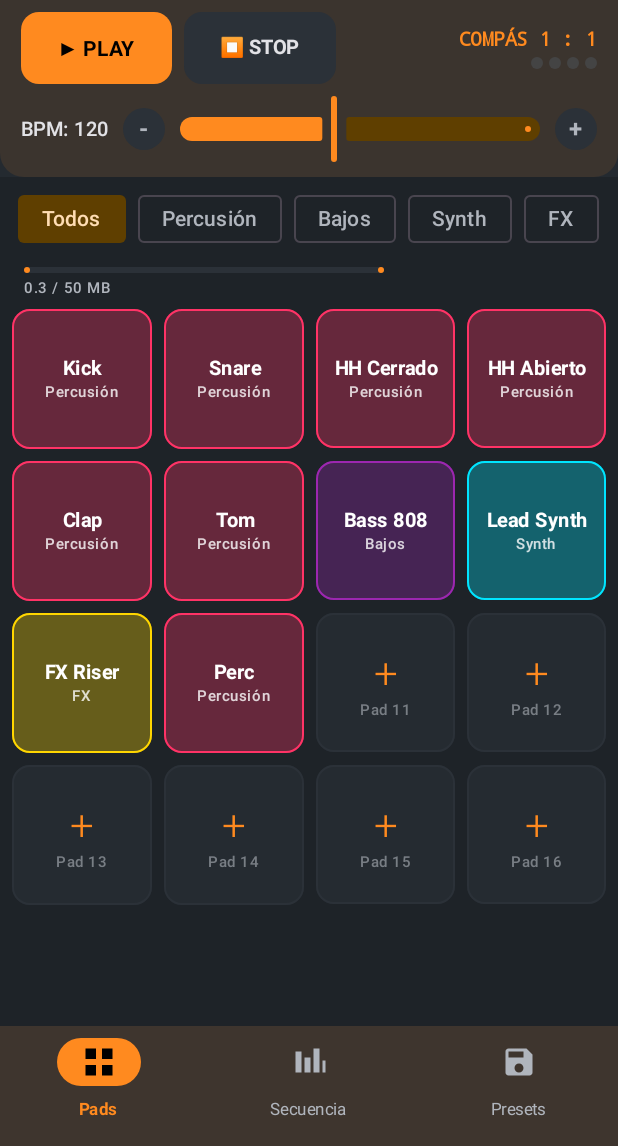
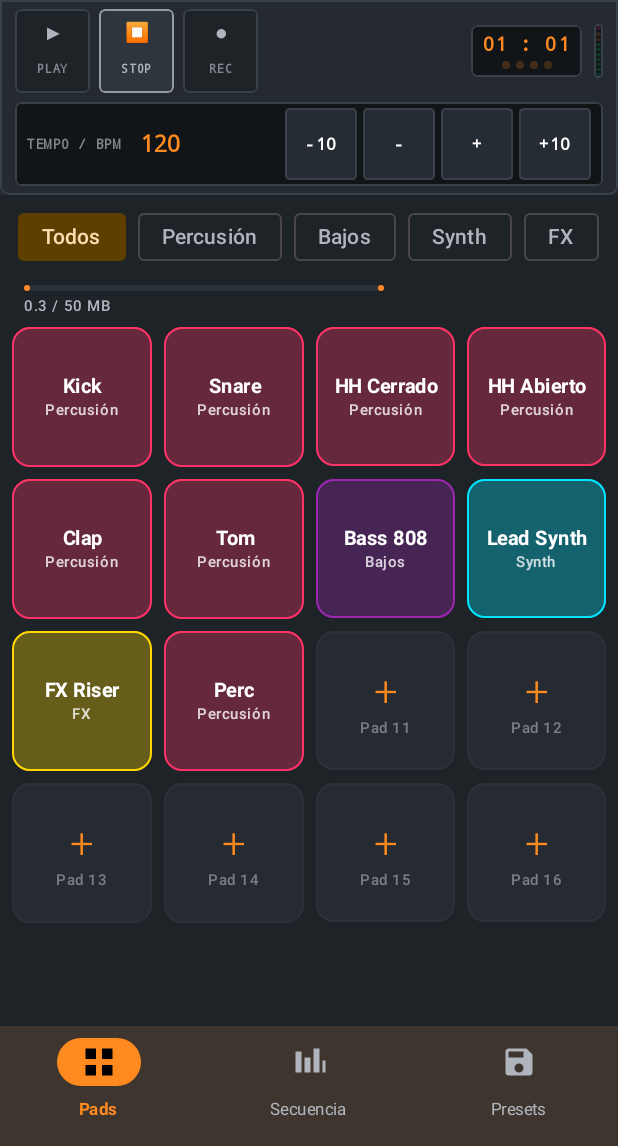
Before and after one commit to Wallecabj12/seminario2026, an Android app built with Jetpack Compose: the screen it shows after launch (MainActivity), on a phone screen of 412 x 824 dp, the part 90-1236 px from its top. Run offline under Robolectric (Android 15) with nearby library versions, the phone set to English and light mode, and no system bars; our stand-ins replace Room's generated code.

Commit message:
feat(ui): barra de transporte estilo DAW con display LCD, controles Play/Stop/Rec y LevelMeter

```diff
--- a/app/src/main/java/com/geovanivargas/planetamusica/ui/sequencer/TransportBar.kt
+++ b/app/src/main/java/com/geovanivargas/planetamusica/ui/sequencer/TransportBar.kt
@@ -1,6 +1,9 @@
 package com.geovanivargas.planetamusica.ui.sequencer
 
 import androidx.compose.foundation.background
+import androidx.compose.foundation.border
+import androidx.compose.foundation.clickable
+import androidx.compose.foundation.interaction.MutableInteractionSource
 import androidx.compose.foundation.layout.Arrangement
 import androidx.compose.foundation.layout.Box
 import androidx.compose.foundation.layout.Column
@@ -10,18 +13,18 @@ import androidx.compose.foundation.layout.fillMaxWidth
 import androidx.compose.foundation.layout.height
 import androidx.compose.foundation.layout.padding
 import androidx.compose.foundation.layout.size
+import androidx.compose.foundation.layout.sizeIn
 import androidx.compose.foundation.layout.width
 import androidx.compose.foundation.shape.CircleShape
 import androidx.compose.foundation.shape.RoundedCornerShape
-import androidx.compose.material3.Button
-import androidx.compose.material3.ButtonDefaults
-import androidx.compose.material3.FilledIconButton
-import androidx.compose.material3.IconButtonDefaults
 import androidx.compose.material3.MaterialTheme
-import androidx.compose.material3.Slider
-import androidx.compose.material3.Surface
 import androidx.compose.material3.Text
+import androidx.compose.material3.ripple
 import androidx.compose.runtime.Composable
+import androidx.compose.runtime.getValue
+import androidx.compose.runtime.mutableStateOf
+import androidx.compose.runtime.remember
+import androidx.compose.runtime.setValue
 import androidx.compose.ui.Alignment
 import androidx.compose.ui.Modifier
 import androidx.compose.ui.draw.clip
@@ -30,8 +33,19 @@ import androidx.compose.ui.text.font.FontFamily
 import androidx.compose.ui.text.font.FontWeight
 import androidx.compose.ui.unit.dp
 import androidx.compose.ui.unit.sp
-import com.geovanivargas.planetamusica.ui.theme.Primary
+import com.geovanivargas.planetamusica.ui.components.LevelMeter
+import com.geovanivargas.planetamusica.ui.theme.DawAccentOrange
+import com.geovanivargas.planetamusica.ui.theme.DawLcdBackground
+import com.geovanivargas.planetamusica.ui.theme.DawLcdText
+import com.geovanivargas.planetamusica.ui.theme.DawLedGreen
+import com.geovanivargas.planetamusica.ui.theme.DawLedRed
+import com.geovanivargas.planetamusica.ui.theme.DawPanelBackground
+import com.geovanivargas.planetamusica.ui.theme.DawPanelBorder
 
+/**
+ * Barra de transporte inspirada en estaciones de trabajo de audio (DAW) de escritorio.
+ * Incluye controles Play, Stop y Rec (decorativo), display LCD para BPM y contador de compás.
+ */
 @Composable
 fun TransportBar(
     isPlaying: Boolean,
@@ -42,80 +56,96 @@ fun TransportBar(
     onBpmChange: (Int) -> Unit,
     modifier: Modifier = Modifier,
 ) {
-    Surface(
-        modifier = modifier.fillMaxWidth(),
-        color = MaterialTheme.colorScheme.surface,
-        tonalElevation = 6.dp,
-        shape = RoundedCornerShape(bottomStart = 16.dp, bottomEnd = 16.dp),
-    ) {
+    var isRecActive by remember { mutableStateOf(false) }
+
+    val barShape = RoundedCornerShape(bottomStart = 6.dp, bottomEnd = 6.dp)
+
     Column(
-            modifier = Modifier
+        modifier = modifier
             .fillMaxWidth()
-                .padding(horizontal = 14.dp, vertical = 8.dp),
+            .clip(barShape)
+            .background(DawPanelBackground)
+            .border(1.dp, DawPanelBorder, barShape)
+            .padding(horizontal = 10.dp, vertical = 6.dp),
     ) {
         Row(
             modifier = Modifier.fillMaxWidth(),
             verticalAlignment = Alignment.CenterVertically,
             horizontalArrangement = Arrangement.SpaceBetween,
         ) {
-                // Botones grandes Play / Stop
-                Row(verticalAlignment = Alignment.CenterVertically) {
-                    Button(
+            // Controles de transporte: Play, Stop, Rec
+            Row(
+                verticalAlignment = Alignment.CenterVertically,
+                horizontalArrangement = Arrangement.spacedBy(6.dp),
+            ) {
+                // Botón PLAY
+                TransportButton(
+                    active = isPlaying,
+                    activeColor = DawLedGreen,
+                    label = "▶",
+                    subtext = "PLAY",
                     onClick = onPlayToggle,
-                        colors = ButtonDefaults.buttonColors(
-                            containerColor = if (isPlaying) Color(0xFF00E676) else Primary,
-                            contentColor = Color.Black,
-                        ),
-                        shape = RoundedCornerShape(12.dp),
-                        modifier = Modifier.height(48.dp),
-                    ) {
-                        Text(
-                            text = if (isPlaying) "⏸ PAUSA" else "▶ PLAY",
-                            fontWeight = FontWeight.Bold,
-                            fontSize = 14.sp,
+                )
+
+                // Botón STOP
+                TransportButton(
+                    active = !isPlaying,
+                    activeColor = MaterialTheme.colorScheme.onSurfaceVariant,
+                    label = "⏹",
+                    subtext = "STOP",
+                    onClick = onStop,
+                )
+
+                // Botón REC decorativo
+                TransportButton(
+                    active = isRecActive,
+                    activeColor = DawLedRed,
+                    label = "●",
+                    subtext = "REC",
+                    onClick = { isRecActive = !isRecActive },
                 )
             }
 
-                    Spacer(Modifier.width(8.dp))
+            // Display LCD: Compás y Beats
+            val barNumber = (currentStep / 4) + 1
+            val beatNumber = (currentStep % 4) + 1
 
-                    Button(
-                        onClick = onStop,
-                        colors = ButtonDefaults.buttonColors(
-                            containerColor = MaterialTheme.colorScheme.surfaceVariant,
-                            contentColor = MaterialTheme.colorScheme.onSurface,
-                        ),
-                        shape = RoundedCornerShape(12.dp),
-                        modifier = Modifier.height(48.dp),
+            Row(
+                verticalAlignment = Alignment.CenterVertically,
+                horizontalArrangement = Arrangement.spacedBy(8.dp),
             ) {
-                        Text("⏹ STOP", fontWeight = FontWeight.Bold, fontSize = 13.sp)
-                    }
-                }
-
-                // Indicador de Compás / Beat
-                Column(horizontalAlignment = Alignment.End) {
-                    val bar = (currentStep / 4) + 1
-                    val beat = (currentStep % 4) + 1
+                // LCD Compás
+                Box(
+                    modifier = Modifier
+                        .clip(RoundedCornerShape(4.dp))
+                        .background(DawLcdBackground)
+                        .border(1.dp, DawPanelBorder, RoundedCornerShape(4.dp))
+                        .padding(horizontal = 8.dp, vertical = 5.dp),
+                    contentAlignment = Alignment.Center,
+                ) {
+                    Column(horizontalAlignment = Alignment.CenterHorizontally) {
                         Text(
-                        text = "COMPÁS $bar : $beat",
+                            text = "%02d : %02d".format(barNumber, beatNumber),
                             style = MaterialTheme.typography.labelMedium.copy(
                                 fontFamily = FontFamily.Monospace,
                                 fontWeight = FontWeight.Bold,
-                            color = Primary,
+                                color = DawLcdText,
                                 fontSize = 13.sp,
+                                letterSpacing = 1.sp,
                             ),
                         )
-                    Spacer(Modifier.height(4.dp))
+                        Spacer(Modifier.height(3.dp))
                         // 4 LEDs de beat
                         Row(horizontalArrangement = Arrangement.spacedBy(4.dp)) {
                             for (i in 0 until 4) {
-                            val isCurrentBeat = (currentStep / 4) == 0 && (currentStep % 4) == i ||
-                                (currentStep >= 4 && (currentStep % 4) == i)
+                                val isCurrent = (currentStep % 4) == i
                                 Box(
                                     modifier = Modifier
-                                    .size(8.dp)
+                                        .size(5.dp)
                                         .clip(CircleShape)
                                         .background(
-                                        if (isPlaying && isCurrentBeat) Primary else Color.DarkGray,
+                                            if (isPlaying && isCurrent) DawAccentOrange
+                                            else DawAccentOrange.copy(alpha = 0.2f),
                                         ),
                                 )
                             }
@@ -123,52 +153,157 @@ fun TransportBar(
                     }
                 }
 
+                // Level meter decorativo master
+                LevelMeter(
+                    level = if (isPlaying) 0.65f + ((currentStep % 4) * 0.08f) else 0f,
+                    height = 36.dp,
+                    width = 6.dp,
+                )
+            }
+        }
+
         Spacer(Modifier.height(6.dp))
 
-            // Control de BPM: botones +/- y Slider (60 a 200)
+        // Display LCD del BPM con botones de ajuste fino (+/-)
         Row(
-                modifier = Modifier.fillMaxWidth(),
+            modifier = Modifier
+                .fillMaxWidth()
+                .clip(RoundedCornerShape(4.dp))
+                .background(DawLcdBackground)
+                .border(1.dp, DawPanelBorder, RoundedCornerShape(4.dp))
+                .padding(horizontal = 8.dp, vertical = 4.dp),
             verticalAlignment = Alignment.CenterVertically,
+            horizontalArrangement = Arrangement.SpaceBetween,
         ) {
+            Row(verticalAlignment = Alignment.CenterVertically) {
                 Text(
-                    text = "BPM: $bpm",
+                    text = "TEMPO / BPM",
+                    style = MaterialTheme.typography.labelSmall.copy(
+                        fontFamily = FontFamily.Monospace,
+                        fontWeight = FontWeight.Bold,
+                        color = MaterialTheme.colorScheme.onSurfaceVariant.copy(alpha = 0.7f),
+                        fontSize = 9.sp,
+                    ),
+                )
+                Spacer(Modifier.width(12.dp))
+                Text(
+                    text = "%03d".format(bpm),
                     style = MaterialTheme.typography.labelMedium.copy(
-                        fontWeight = FontWeight.SemiBold,
-                        color = MaterialTheme.colorScheme.onSurface,
-                        fontSize = 13.sp,
+                        fontFamily = FontFamily.Monospace,
+                        fontWeight = FontWeight.Bold,
+                        color = DawLcdText,
+                        fontSize = 15.sp,
                     ),
-                    modifier = Modifier.width(68.dp),
                 )
-
-                FilledIconButton(
-                    onClick = { if (bpm > 60) onBpmChange(bpm - 1) },
-                    modifier = Modifier.size(28.dp),
-                    colors = IconButtonDefaults.filledIconButtonColors(
-                        containerColor = MaterialTheme.colorScheme.surfaceVariant,
-                    ),
-                ) {
-                    Text("-", fontWeight = FontWeight.Bold, fontSize = 16.sp)
             }
 
-                Slider(
-                    value = bpm.toFloat(),
-                    onValueChange = { onBpmChange(it.toInt()) },
-                    valueRange = 60f..200f,
-                    modifier = Modifier
-                        .weight(1f)
-                        .padding(horizontal = 8.dp),
+            // Botones +/- con objetivo táctil >= 48dp
+            Row(
+                verticalAlignment = Alignment.CenterVertically,
+                horizontalArrangement = Arrangement.spacedBy(4.dp),
+            ) {
+                DawStepButton(
+                    text = "-10",
+                    onClick = { onBpmChange((bpm - 10).coerceAtLeast(60)) },
                 )
-
-                FilledIconButton(
+                DawStepButton(
+                    text = "-",
+                    onClick = { if (bpm > 60) onBpmChange(bpm - 1) },
+                )
+                DawStepButton(
+                    text = "+",
                     onClick = { if (bpm < 200) onBpmChange(bpm + 1) },
-                    modifier = Modifier.size(28.dp),
-                    colors = IconButtonDefaults.filledIconButtonColors(
-                        containerColor = MaterialTheme.colorScheme.surfaceVariant,
-                    ),
-                ) {
-                    Text("+", fontWeight = FontWeight.Bold, fontSize = 16.sp)
+                )
+                DawStepButton(
+                    text = "+10",
+                    onClick = { onBpmChange((bpm + 10).coerceAtMost(200)) },
+                )
             }
         }
     }
 }
+
+@Composable
+private fun TransportButton(
+    active: Boolean,
+    activeColor: Color,
+    label: String,
+    subtext: String,
+    onClick: () -> Unit,
+    modifier: Modifier = Modifier,
+) {
+    val shape = RoundedCornerShape(4.dp)
+    val interactionSource = remember { MutableInteractionSource() }
+
+    Box(
+        modifier = modifier
+            .sizeIn(minWidth = 50.dp, minHeight = 48.dp)
+            .clip(shape)
+            .background(if (active) Color(0xFF2E353D) else Color(0xFF1E2328))
+            .border(
+                1.dp,
+                if (active) activeColor.copy(alpha = 0.8f) else DawPanelBorder,
+                shape,
+            )
+            .clickable(
+                interactionSource = interactionSource,
+                indication = ripple(),
+                onClick = onClick,
+            )
+            .padding(horizontal = 8.dp, vertical = 4.dp),
+        contentAlignment = Alignment.Center,
+    ) {
+        Column(
+            horizontalAlignment = Alignment.CenterHorizontally,
+            verticalArrangement = Arrangement.Center,
+        ) {
+            Text(
+                text = label,
+                fontSize = 13.sp,
+                fontWeight = FontWeight.Bold,
+                color = if (active) activeColor else MaterialTheme.colorScheme.onSurfaceVariant,
+            )
+            Text(
+                text = subtext,
+                fontSize = 8.sp,
+                fontFamily = FontFamily.Monospace,
+                fontWeight = FontWeight.Bold,
+                color = if (active) activeColor else MaterialTheme.colorScheme.onSurfaceVariant.copy(alpha = 0.7f),
+            )
         }
+    }
+}
+
+@Composable
+private fun DawStepButton(
+    text: String,
+    onClick: () -> Unit,
+    modifier: Modifier = Modifier,
+) {
+    val shape = RoundedCornerShape(3.dp)
+    val interactionSource = remember { MutableInteractionSource() }
+
+    Box(
+        modifier = modifier
+            .sizeIn(minWidth = 48.dp, minHeight = 48.dp)
+            .clip(shape)
+            .background(Color(0xFF262C33))
+            .border(1.dp, DawPanelBorder, shape)
+            .clickable(
+                interactionSource = interactionSource,
+                indication = ripple(),
+                onClick = onClick,
+            ),
+        contentAlignment = Alignment.Center,
+    ) {
+        Text(
+            text = text,
+            style = MaterialTheme.typography.labelSmall.copy(
+                fontFamily = FontFamily.Monospace,
+                fontWeight = FontWeight.Bold,
+                fontSize = 11.sp,
+                color = Color.White,
+            ),
+        )
+    }
+}
```
Lines whose indentation alone changed are shown as unchanged.
